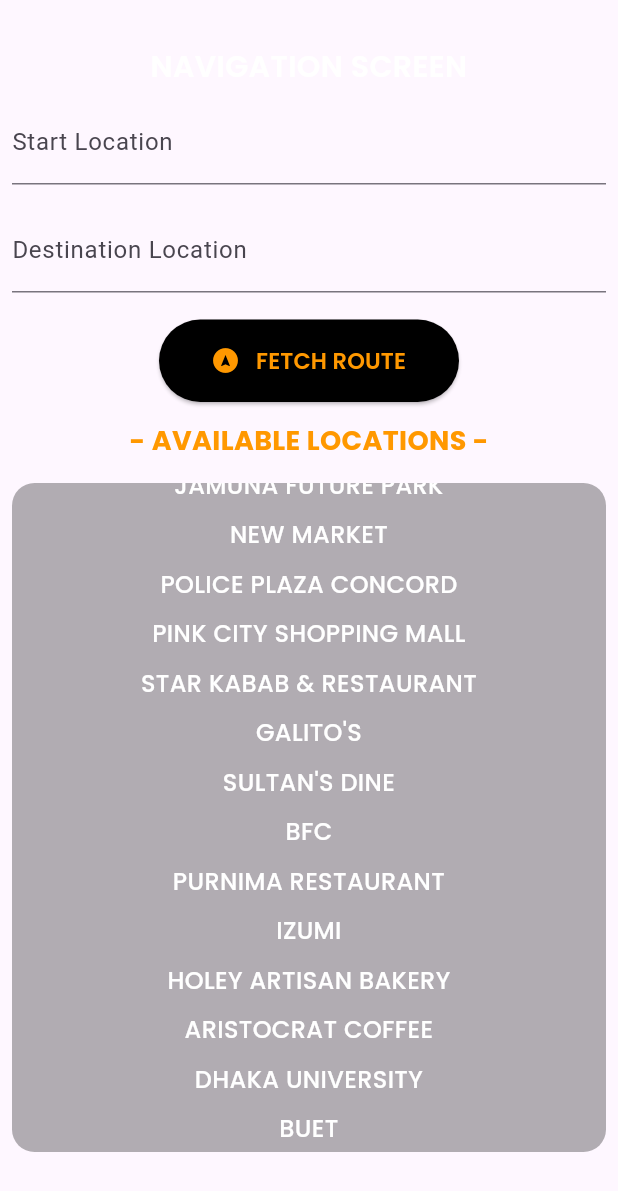
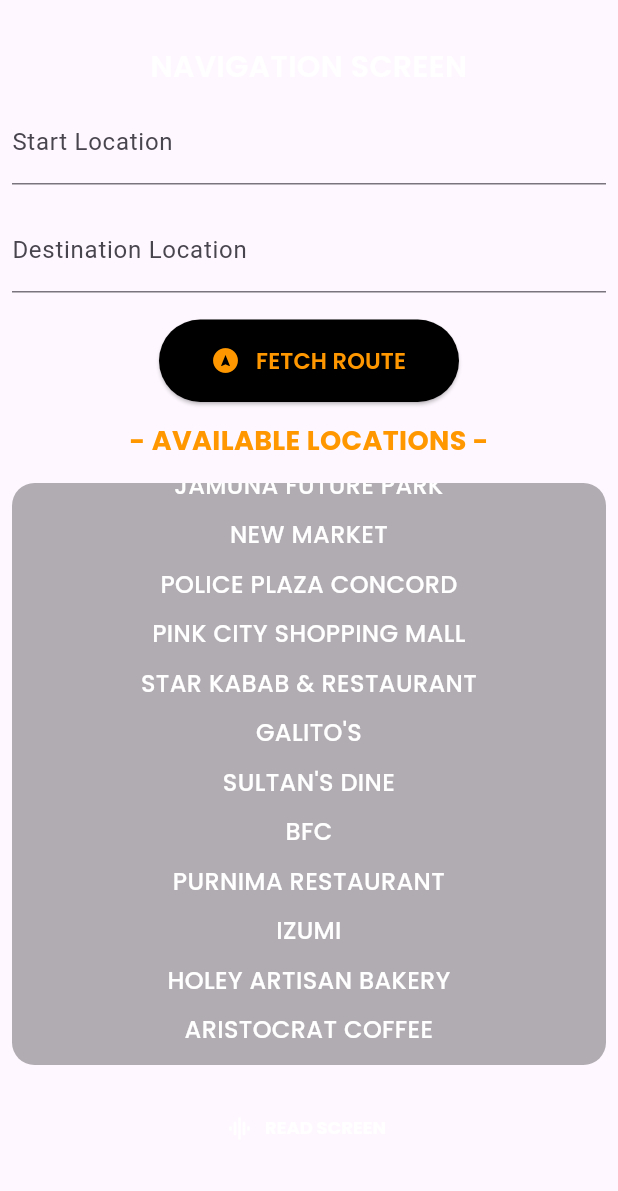
Before and after one commit to rajin-khan/TapSense, a Flutter app: the NavigationScreen widget shown alone on an empty page, opened directly with empty values, scrolled down 576 dp, on a phone screen of 412 x 824 dp. Shown: the top 1191 px of the screen. Run offline on Flutter 3.47's test engine with Material 3 defaults, Android fonts, the phone set to English and light mode, and no system bars; our stand-ins replace dio, flutter_tts, google_fonts, image_picker, speech_to_text; missing offline and left inert: google_mlkit_object_detection, google_mlkit_text_recognition.

Commit message:
Add text to speech for available locations

```diff
--- a/tap_sense/lib/sections/navigation/navigation_screen.dart
+++ b/tap_sense/lib/sections/navigation/navigation_screen.dart
@@ -233,7 +233,20 @@
             ],
           ),
         ),
-
+        const SizedBox(height: 10),
+        TextButton.icon(
+          onPressed: () {
+            flutterTts
+                .speak('Available locations are: ${locationNames.toString()}');
+          },
+          style: TextButton.styleFrom(
+            foregroundColor: Colors.white,
+            textStyle:
+                GoogleFonts.poppins(fontSize: 12, fontWeight: FontWeight.bold),
+          ),
+          icon: const Icon(Icons.multitrack_audio_rounded),
+          label: const Text('READ SCREEN'),
+        ),
         TextButton(
           onPressed: widget.onRestart,
           style: TextButton.styleFrom(
```
